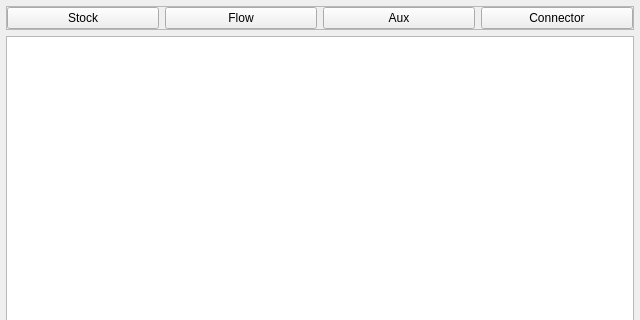
Qt form StockAndFlowInPython/sfd_canvas/interactive_sfd_ui.ui (wzh1895/Stock-and-Flow-in-Python) before a commit; both pictures show x 0 to 640 and y 0 to 320 of the 640 by 480 pixel window.
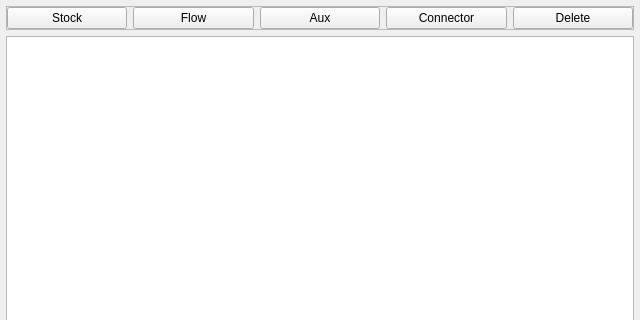
The same form after that commit.

Commit message: Preliminarily finished selection and deletion of elements

```diff
--- a/StockAndFlowInPython/sfd_canvas/interactive_sfd_ui.ui
+++ b/StockAndFlowInPython/sfd_canvas/interactive_sfd_ui.ui
@@ -84,6 +84,13 @@
         </property>
        </widget>
       </item>
+      <item>
+       <widget class="QPushButton" name="pushButton_del_element">
+        <property name="text">
+         <string>Delete</string>
+        </property>
+       </widget>
+      </item>
      </layout>
     </widget>
    </item>
```
The commit also changes 2 other files.
